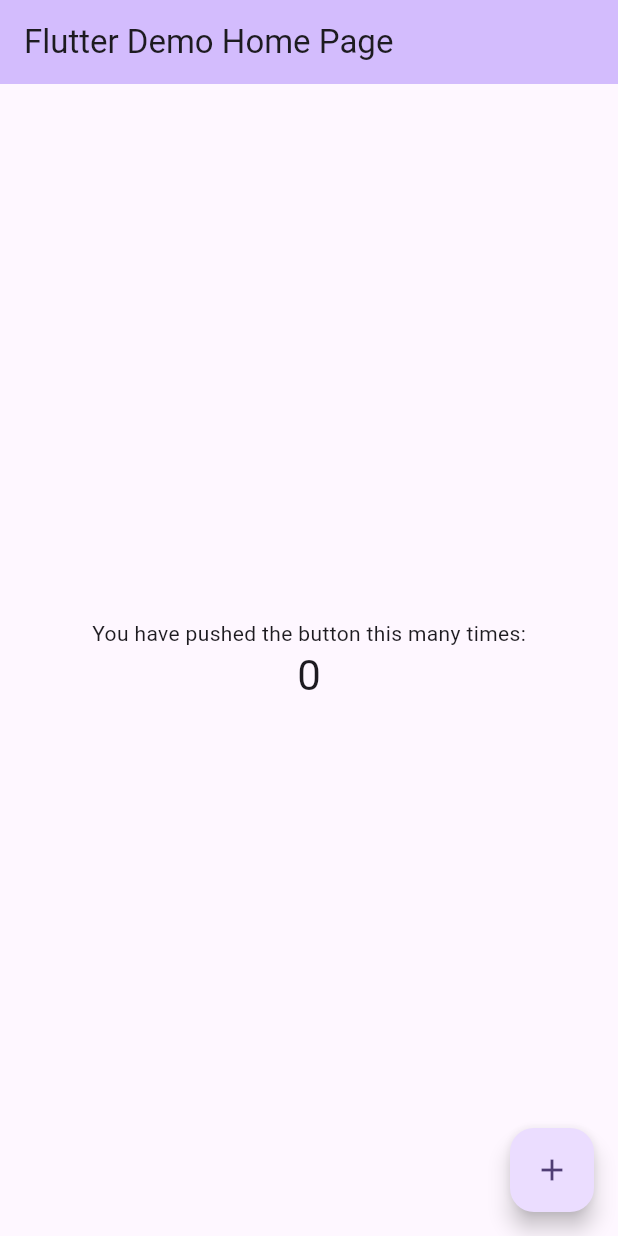
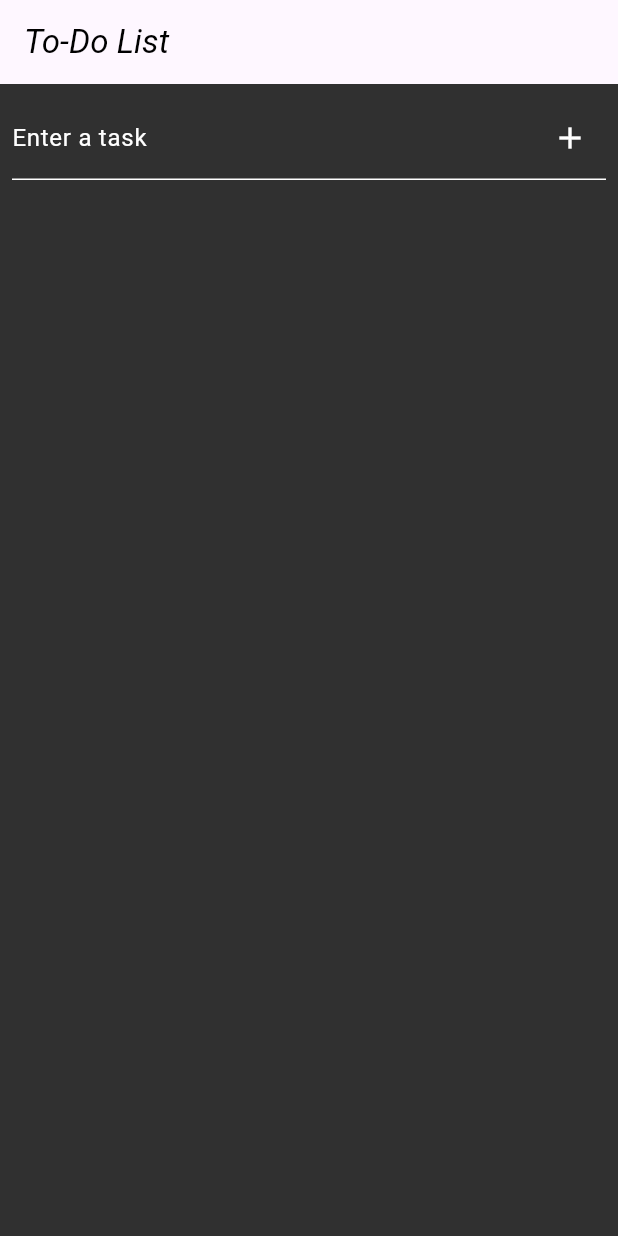
Before and after one commit to YousefMelhem/flutter, a Flutter app: the screen it shows after launch, on a phone screen of 412 x 824 dp. Run offline on Flutter 3.47's test engine with Material 3 defaults, Android fonts, the phone set to English and light mode, and no system bars; our stand-ins replace google_fonts.

```diff
--- a/to_do_list/lib/main.dart
+++ b/to_do_list/lib/main.dart
@@ -1,4 +1,6 @@
 import 'package:flutter/material.dart';
+import 'package:to_do_list/screens/home-screen.dart';
+
 
 void main() {
   runApp(const MyApp());
@@ -7,119 +9,14 @@ void main() {
 class MyApp extends StatelessWidget {
   const MyApp({super.key});
 
-  // This widget is the root of your application.
   @override
   Widget build(BuildContext context) {
     return MaterialApp(
-      title: 'Flutter Demo',
+      title: 'Simple To-Do List',
       theme: ThemeData(
-        // This is the theme of your application.
-        //
-        // TRY THIS: Try running your application with "flutter run". You'll see
-        // the application has a purple toolbar. Then, without quitting the app,
-        // try changing the seedColor in the colorScheme below to Colors.green
-        // and then invoke "hot reload" (save your changes or press the "hot
-        // reload" button in a Flutter-supported IDE, or press "r" if you used
-        // the command line to start the app).
-        //
-        // Notice that the counter didn't reset back to zero; the application
-        // state is not lost during the reload. To reset the state, use hot
-        // restart instead.
-        //
-        // This works for code too, not just values: Most code changes can be
-        // tested with just a hot reload.
-        colorScheme: ColorScheme.fromSeed(seedColor: Colors.deepPurple),
-        useMaterial3: true,
+        primarySwatch: Colors.blue,
       ),
-      home: const MyHomePage(title: 'Flutter Demo Home Page'),
+      home: HomeScreen(),
     );
   }
 }
-
-class MyHomePage extends StatefulWidget {
-  const MyHomePage({super.key, required this.title});
-
-  // This widget is the home page of your application. It is stateful, meaning
-  // that it has a State object (defined below) that contains fields that affect
-  // how it looks.
-
-  // This class is the configuration for the state. It holds the values (in this
-  // case the title) provided by the parent (in this case the App widget) and
-  // used by the build method of the State. Fields in a Widget subclass are
-  // always marked "final".
-
-  final String title;
-
-  @override
-  State<MyHomePage> createState() => _MyHomePageState();
-}
-
-class _MyHomePageState extends State<MyHomePage> {
-  int _counter = 0;
-
-  void _incrementCounter() {
-    setState(() {
-      // This call to setState tells the Flutter framework that something has
-      // changed in this State, which causes it to rerun the build method below
-      // so that the display can reflect the updated values. If we changed
-      // _counter without calling setState(), then the build method would not be
-      // called again, and so nothing would appear to happen.
-      _counter++;
-    });
-  }
-
-  @override
-  Widget build(BuildContext context) {
-    // This method is rerun every time setState is called, for instance as done
-    // by the _incrementCounter method above.
-    //
-    // The Flutter framework has been optimized to make rerunning build methods
-    // fast, so that you can just rebuild anything that needs updating rather
-    // than having to individually change instances of widgets.
-    return Scaffold(
-      appBar: AppBar(
-        // TRY THIS: Try changing the color here to a specific color (to
-        // Colors.amber, perhaps?) and trigger a hot reload to see the AppBar
-        // change color while the other colors stay the same.
-        backgroundColor: Theme.of(context).colorScheme.inversePrimary,
-        // Here we take the value from the MyHomePage object that was created by
-        // the App.build method, and use it to set our appbar title.
-        title: Text(widget.title),
-      ),
-      body: Center(
-        // Center is a layout widget. It takes a single child and positions it
-        // in the middle of the parent.
-        child: Column(
-          // Column is also a layout widget. It takes a list of children and
-          // arranges them vertically. By default, it sizes itself to fit its
-          // children horizontally, and tries to be as tall as its parent.
-          //
-          // Column has various properties to control how it sizes itself and
-          // how it positions its children. Here we use mainAxisAlignment to
-          // center the children vertically; the main axis here is the vertical
-          // axis because Columns are vertical (the cross axis would be
-          // horizontal).
-          //
-          // TRY THIS: Invoke "debug painting" (choose the "Toggle Debug Paint"
-          // action in the IDE, or press "p" in the console), to see the
-          // wireframe for each widget.
-          mainAxisAlignment: MainAxisAlignment.center,
-          children: <Widget>[
-            const Text(
-              'You have pushed the button this many times:',
-            ),
-            Text(
-              '$_counter',
-              style: Theme.of(context).textTheme.headlineMedium,
-            ),
-          ],
-        ),
-      ),
-      floatingActionButton: FloatingActionButton(
-        onPressed: _incrementCounter,
-        tooltip: 'Increment',
-        child: const Icon(Icons.add),
-      ), // This trailing comma makes auto-formatting nicer for build methods.
-    );
-  }
-}
--- /dev/null
+++ b/to_do_list/lib/models/todo.dart
@@ -0,0 +1,9 @@
+class Todo {
+  String title;
+  bool isDone;
+
+  Todo({
+    required this.title,
+    this.isDone = false,
+  });
+}
--- /dev/null
+++ b/to_do_list/lib/screens/home-screen.dart
@@ -0,0 +1,88 @@
+import 'package:flutter/material.dart';
+import '../models/todo.dart';
+import '../widgets/todo_item.dart';
+
+class HomeScreen extends StatefulWidget {
+  @override
+  _HomeScreenState createState() => _HomeScreenState();
+}
+
+class _HomeScreenState extends State<HomeScreen> {
+  final List<Todo> _todos = [];
+
+  final TextEditingController _controller = TextEditingController();
+
+  void _addTodo() {
+    final String title = _controller.text;
+    if (title.isNotEmpty) {
+      setState(() {
+        _todos.add(Todo(
+          title: title,
+        ));
+      });
+      _controller.clear();
+    }
+  }
+
+  void _toggleTodoStatus(int index) {
+    setState(() {
+      _todos[index].isDone = !_todos[index].isDone;
+    });
+  }
+
+  void _removeTodo(int index) {
+    setState(() {
+      _todos.removeAt(index);
+    });
+  }
+
+  @override
+  Widget build(BuildContext context) {
+    return Scaffold(
+      backgroundColor: Color.fromARGB(255, 48, 48, 48),
+      appBar: AppBar(
+        title: const Text('To-Do List',
+        style: TextStyle(color: Colors.black, fontStyle: FontStyle.italic),),
+
+      ),
+      body: Column(
+        children: [
+          Padding(
+            padding: const EdgeInsets.all(8.0),
+            child: TextField(
+              controller: _controller,
+              style: TextStyle(color: Colors.white),
+              decoration: InputDecoration(
+                labelText: 'Enter a task',
+                labelStyle: TextStyle(color: Colors.white),
+                enabledBorder: UnderlineInputBorder(
+                  borderSide: BorderSide(color: Colors.white),
+                ),
+                focusedBorder: UnderlineInputBorder(
+                  borderSide: BorderSide(color: Colors.white),
+                ),
+                suffixIcon: IconButton(
+                  icon: Icon(Icons.add, color: Colors.white),
+                  onPressed : _addTodo,
+                ),
+              ),
+            ),
+          ),
+          Expanded(
+            child: ListView.builder(
+              itemCount: _todos.length,
+              itemBuilder: (context, index) {
+                final todo = _todos[index];
+                return TodoItem(
+                  todo: todo,
+                  onToggle: () => _toggleTodoStatus(index),
+                  onDelete: () => _removeTodo(index),
+                );
+              },
+            ),
+          ),
+        ],
+      ),
+    );
+  }
+}
--- a/to_do_list/pubspec.yaml
+++ b/to_do_list/pubspec.yaml
@@ -1,5 +1,5 @@
 name: to_do_list
-description: "A new Flutter project."
+description: "A simple to-do list application in Flutter."
 # The following line prevents the package from being accidentally published to
 # pub.dev using `flutter pub publish`. This is preferred for private packages.
 publish_to: 'none' # Remove this line if you wish to publish to pub.dev
```
Also changed, not shown: to_do_list/lib/widgets/todo_item.dart (added, +40 -0 lines), 2 other files.
